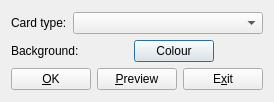
Qt form mnemosyne/mnemosyne/pyqt_ui/card_appearance_dlg.ui (vasvlad/pomni) before a commit.
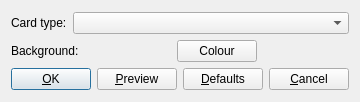
The same form after that commit.

The edit to the form file:
```diff
--- a/mnemosyne/mnemosyne/pyqt_ui/card_appearance_dlg.ui
+++ b/mnemosyne/mnemosyne/pyqt_ui/card_appearance_dlg.ui
@@ -5,7 +5,7 @@
    <rect>
     <x>0</x>
     <y>0</y>
-    <width>216</width>
+    <width>309</width>
     <height>102</height>
    </rect>
   </property>
@@ -87,21 +87,11 @@
          <property name="text" >
           <string>&amp;OK</string>
          </property>
+         <property name="default" >
+          <bool>true</bool>
+         </property>
         </widget>
        </item>
-       <item>
-        <spacer name="horizontalSpacer" >
-         <property name="orientation" >
-          <enum>Qt::Horizontal</enum>
-         </property>
-         <property name="sizeHint" stdset="0" >
-          <size>
-           <width>70</width>
-           <height>20</height>
-          </size>
-         </property>
-        </spacer>
-       </item>
        <item>
         <widget class="QPushButton" name="preview_button" >
          <property name="text" >
@@ -113,22 +103,16 @@
         </widget>
        </item>
        <item>
-        <spacer>
-         <property name="orientation" >
-          <enum>Qt::Horizontal</enum>
+        <widget class="QPushButton" name="defaults_button" >
+         <property name="text" >
+          <string>&amp;Defaults</string>
          </property>
-         <property name="sizeHint" stdset="0" >
-          <size>
-           <width>70</width>
-           <height>20</height>
-          </size>
-         </property>
-        </spacer>
+        </widget>
        </item>
        <item>
         <widget class="QPushButton" name="exit_button" >
          <property name="text" >
-          <string>E&amp;xit</string>
+          <string>&amp;Cancel</string>
          </property>
          <property name="autoDefault" >
           <bool>false</bool>
```
Left out of the diff: 20 changed lines with no effect on the pictures.
